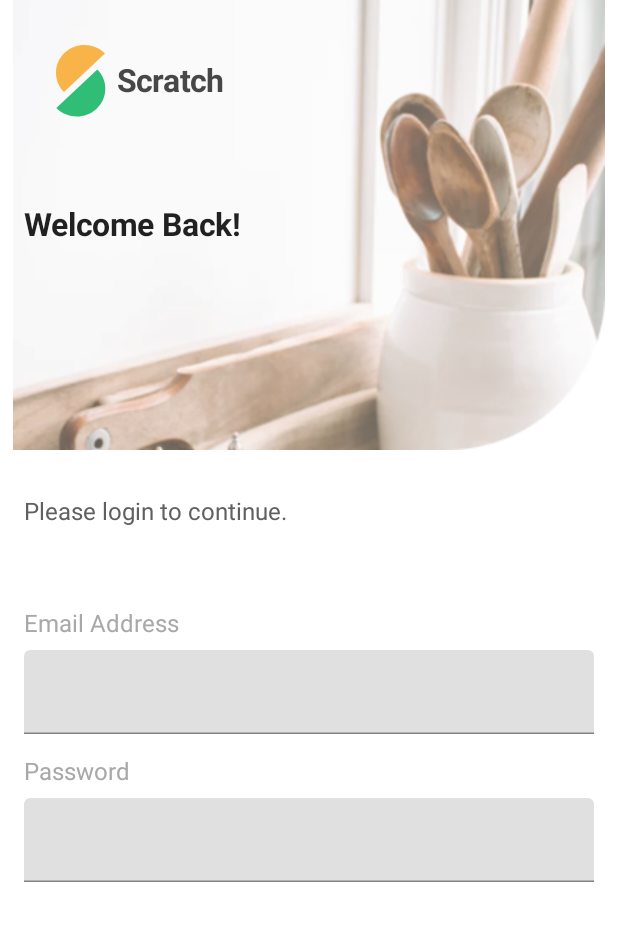
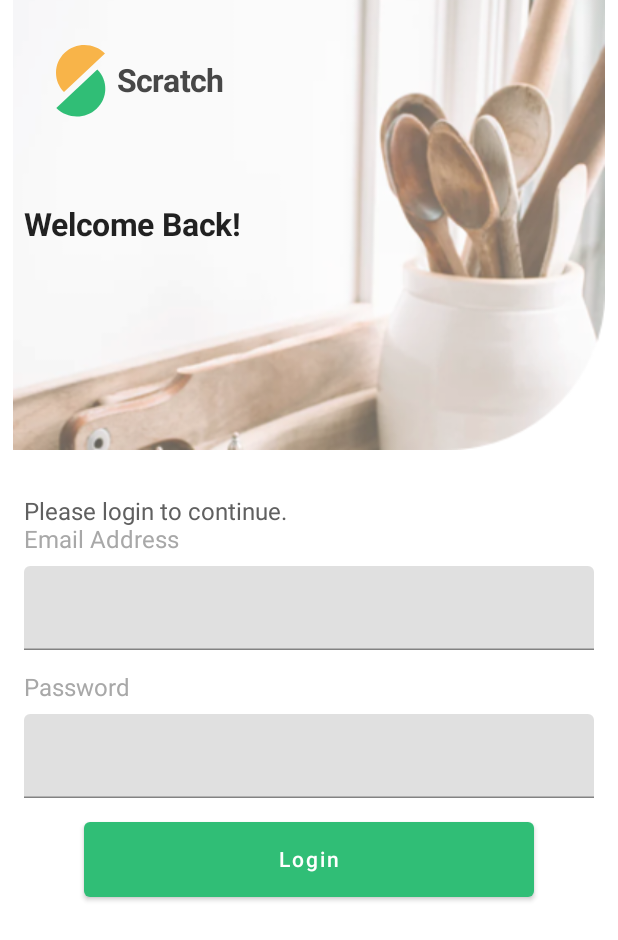
Before and after one commit to alireza-rafeezadeh/Scratch-android, an Android app built with Jetpack Compose: the screen it shows after launch (MainActivity), on a phone screen of 412 x 824 dp. Shown: the top 940 px of the screen. Run offline under Robolectric (Android 15) with nearby library versions, the phone set to English and light mode, and no system bars.

Commit message:
Added button to login

```diff
--- a/app/src/main/AndroidManifest.xml
+++ b/app/src/main/AndroidManifest.xml
@@ -12,11 +12,11 @@
         <activity
             android:name=".MainActivity"
             android:exported="true"
+            android:windowSoftInputMode="adjustResize|stateHidden"
             android:label="@string/app_name"
             android:theme="@style/Theme.ComposeTestApp.NoActionBar">
             <intent-filter>
                 <action android:name="android.intent.action.MAIN" />
-
                 <category android:name="android.intent.category.LAUNCHER" />
             </intent-filter>
         </activity>
--- a/app/src/main/java/com/example/composetestapp/ui/Login.kt
+++ b/app/src/main/java/com/example/composetestapp/ui/Login.kt
@@ -1,13 +1,16 @@
 package com.example.composetestapp.ui
 
+import android.widget.HorizontalScrollView
 import android.widget.ScrollView
 import androidx.compose.foundation.Image
 import androidx.compose.foundation.background
 import androidx.compose.foundation.layout.*
+import androidx.compose.foundation.lazy.LazyColumn
+import androidx.compose.foundation.rememberScrollState
 import androidx.compose.foundation.text.KeyboardActions
 import androidx.compose.foundation.text.KeyboardOptions
-import androidx.compose.material.Text
-import androidx.compose.material.TextField
+import androidx.compose.foundation.verticalScroll
+import androidx.compose.material.*
 import androidx.compose.runtime.Composable
 import androidx.compose.runtime.MutableState
 import androidx.compose.runtime.mutableStateOf
@@ -43,8 +46,12 @@ fun login() {
     val passwordTextState = remember { mutableStateOf(TextFieldValue()) }
 
 
+
+
+
     Column(
         modifier = Modifier
+            .verticalScroll(rememberScrollState())
             .background(Color.White)
             .fillMaxSize()
     ) {
@@ -107,11 +114,33 @@ fun login() {
             modifier = Modifier.padding(start = 16.dp)
         )
 
-        Spacer(modifier = Modifier.height(56.dp))
+//        Spacer(modifier = Modifier.height(56.dp))
         editableText(emailTextState, "Email Address", false)
 
         Spacer(modifier = Modifier.height(16.dp))
         editableText(passwordTextState, "Password", true)
+
+        Spacer(modifier = Modifier.height(16.dp))
+
+        Button(onClick = { /*TODO*/ },
+            modifier = Modifier
+                .height(50.dp)
+                .width(300.dp)
+                .align(Alignment.CenterHorizontally),
+            colors = ButtonDefaults.textButtonColors(backgroundColor = colorResource(id = R.color.jungle_green))
+        ) {
+            Text(
+                text = "Login",
+//                modifier = Modifier
+//                    .width(200.dp),
+//                    .background(color = colorResource(id = R.color.jungle_green)),
+                color = colorResource(id = R.color.white)
+            )
+        }
+
+
+        // This should be at the end for the scrollview to work
+        Spacer(modifier = Modifier.height(100.dp))
 
 
     }
--- a/app/src/main/res/values/colors.xml
+++ b/app/src/main/res/values/colors.xml
@@ -12,5 +12,6 @@
     <color name="blank">#00FFFFFF</color>
     <color name="scorpion">#606060</color>
     <color name="silver_chalice">#A8A8A8</color>
+    <color name="jungle_green">#30BE76</color>
 
 </resources>
```
